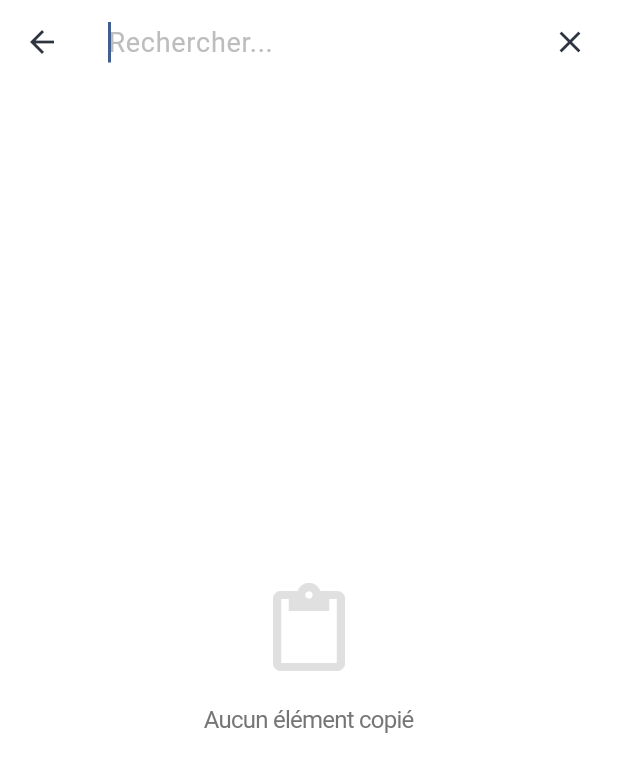
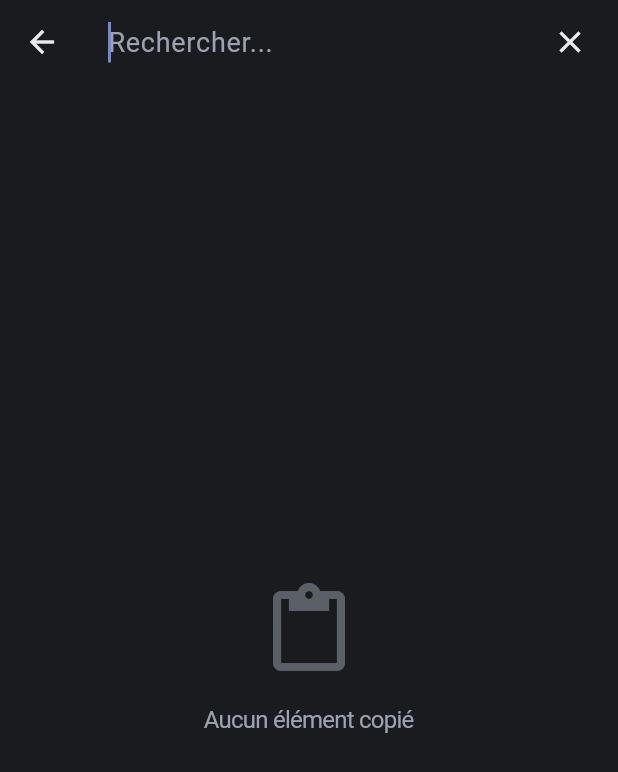
Before and after one commit to Tiavina22/zen, a Flutter app: the screen it shows after launch, after a tap on the "search" icon, on a phone screen of 412 x 824 dp. Shown: the top 772 px of the screen. Run offline on Flutter 3.47's test engine with Material 3 defaults, Android fonts, the phone set to English and light mode, and no system bars; our stand-ins replace sqflite, sqflite_common_ffi; accounts and stored records are empty.

Commit message:
[FEAT] : Implement dark theme and UI improvements.

```diff
--- a/lib/main.dart
+++ b/lib/main.dart
@@ -2,8 +2,26 @@ import 'package:flutter/material.dart';
 import 'package:flutter/services.dart';
 import 'services/database_service.dart';
 
+// Couleurs personnalisées pour le thème sombre
+const darkBackground = Color(0xFF1A1B1E);
+const darkSurface = Color(0xFF2A2B2E);
+const darkPrimary = Color(0xFF7289DA);
+const darkSecondary = Color(0xFFB8C0E0);
+const darkText = Color(0xFFE9ECEF);
+const darkTextSecondary = Color(0xFF9CA3AF);
+const darkBorder = Color(0xFF2F3136);
+const darkError = Color(0xFFEF4444);
+
 Future<void> main() async {
   WidgetsFlutterBinding.ensureInitialized();
+  SystemChrome.setSystemUIOverlayStyle(
+    const SystemUiOverlayStyle(
+      statusBarColor: Colors.transparent,
+      statusBarIconBrightness: Brightness.light,
+      systemNavigationBarColor: darkBackground,
+      systemNavigationBarIconBrightness: Brightness.light,
+    ),
+  );
   await DatabaseService.initialize();
   runApp(const MainApp());
 }
@@ -15,34 +33,32 @@ class MainApp extends StatelessWidget {
   Widget build(BuildContext context) {
     return MaterialApp(
       debugShowCheckedModeBanner: false,
-      theme: ThemeData(
+      theme: ThemeData.dark().copyWith(
         useMaterial3: true,
-        colorScheme: ColorScheme.fromSeed(
-          seedColor: const Color(0xFF2E3440),
-          brightness: Brightness.light,
+        scaffoldBackgroundColor: darkBackground,
+        colorScheme: const ColorScheme.dark(
+          primary: darkPrimary,
+          secondary: darkSecondary,
+          surface: darkSurface,
+          background: darkBackground,
+          error: darkError,
         ),
         appBarTheme: const AppBarTheme(
-          backgroundColor: Colors.white,
+          backgroundColor: darkBackground,
           elevation: 0,
           centerTitle: false,
-          systemOverlayStyle: SystemUiOverlayStyle.dark,
+          systemOverlayStyle: SystemUiOverlayStyle.light,
           titleTextStyle: TextStyle(
-            color: Color(0xFF2E3440),
+            color: darkText,
             fontSize: 24,
             fontWeight: FontWeight.w600,
             letterSpacing: -0.5,
           ),
         ),
-        cardTheme: CardTheme(
-          elevation: 0,
-          shape: RoundedRectangleBorder(
-            borderRadius: BorderRadius.circular(8),
-          ),
-          color: Colors.transparent,
-        ),
         snackBarTheme: const SnackBarThemeData(
+          backgroundColor: darkSurface,
+          contentTextStyle: TextStyle(color: darkText),
           behavior: SnackBarBehavior.floating,
-          backgroundColor: Color(0xFF2E3440),
         ),
       ),
       home: const ClipboardManagerScreen(),
@@ -57,23 +73,29 @@ class ClipboardManagerScreen extends StatefulWidget {
   State<ClipboardManagerScreen> createState() => _ClipboardManagerScreenState();
 }
 
-class _ClipboardManagerScreenState extends State<ClipboardManagerScreen> {
+class _ClipboardManagerScreenState extends State<ClipboardManagerScreen> with SingleTickerProviderStateMixin {
   final List<Map<String, dynamic>> _clipboardHistory = [];
   String? _lastCopiedText;
   String _searchQuery = '';
   final TextEditingController _searchController = TextEditingController();
   bool _isSearching = false;
+  late AnimationController _animationController;
 
   @override
   void initState() {
     super.initState();
     _loadClipboardHistory();
     _startClipboardListener();
+    _animationController = AnimationController(
+      vsync: this,
+      duration: const Duration(milliseconds: 200),
+    );
   }
 
   @override
   void dispose() {
     _searchController.dispose();
+    _animationController.dispose();
     super.dispose();
   }
 
@@ -133,7 +155,6 @@ class _ClipboardManagerScreenState extends State<ClipboardManagerScreen> {
   @override
   Widget build(BuildContext context) {
     return Scaffold(
-      backgroundColor: Colors.white,
       appBar: AppBar(
         title: _isSearching
             ? TextField(
@@ -141,12 +162,12 @@ class _ClipboardManagerScreenState extends State<ClipboardManagerScreen> {
                 autofocus: true,
                 style: const TextStyle(
                   fontSize: 18,
-                  color: Color(0xFF2E3440),
+                  color: darkText,
                 ),
-                decoration: InputDecoration(
+                decoration: const InputDecoration(
                   hintText: 'Rechercher...',
                   hintStyle: TextStyle(
-                    color: Colors.grey[400],
+                    color: darkTextSecondary,
                     fontSize: 18,
                   ),
                   border: InputBorder.none,
@@ -160,8 +181,7 @@ class _ClipboardManagerScreenState extends State<ClipboardManagerScreen> {
             : const Text('Clipboard'),
         leading: _isSearching
             ? IconButton(
-                icon: const Icon(Icons.arrow_back),
-                color: const Color(0xFF2E3440),
+                icon: const Icon(Icons.arrow_back, color: darkText),
                 onPressed: () {
                   setState(() {
                     _isSearching = false;
@@ -175,7 +195,7 @@ class _ClipboardManagerScreenState extends State<ClipboardManagerScreen> {
           IconButton(
             icon: Icon(
               _isSearching ? Icons.close : Icons.search,
-              color: const Color(0xFF2E3440),
+              color: darkText,
             ),
             onPressed: () {
               setState(() {
@@ -191,24 +211,25 @@ class _ClipboardManagerScreenState extends State<ClipboardManagerScreen> {
             IconButton(
               icon: const Icon(
                 Icons.delete_outline,
-                color: Color(0xFF2E3440),
+                color: darkText,
               ),
               onPressed: () {
                 showDialog(
                   context: context,
                   builder: (context) => AlertDialog(
+                    backgroundColor: darkSurface,
                     title: const Text(
                       'Vider l\'historique',
                       style: TextStyle(
+                        color: darkText,
                         fontSize: 20,
                         fontWeight: FontWeight.w600,
-                        color: Color(0xFF2E3440),
                       ),
                     ),
                     content: const Text(
                       'Voulez-vous vraiment supprimer tout l\'historique ?',
                       style: TextStyle(
-                        color: Color(0xFF4C566A),
+                        color: darkTextSecondary,
                       ),
                     ),
                     actions: [
@@ -217,7 +238,7 @@ class _ClipboardManagerScreenState extends State<ClipboardManagerScreen> {
                         child: const Text(
                           'Annuler',
                           style: TextStyle(
-                            color: Color(0xFF4C566A),
+                            color: darkTextSecondary,
                           ),
                         ),
                       ),
@@ -229,7 +250,7 @@ class _ClipboardManagerScreenState extends State<ClipboardManagerScreen> {
                         child: const Text(
                           'Supprimer',
                           style: TextStyle(
-                            color: Color(0xFFBF616A),
+                            color: darkError,
                           ),
                         ),
                       ),
@@ -249,14 +270,14 @@ class _ClipboardManagerScreenState extends State<ClipboardManagerScreen> {
                   Icon(
                     Icons.content_paste_outlined,
                     size: 64,
-                    color: Colors.grey[300],
+                    color: darkTextSecondary.withOpacity(0.5),
                   ),
                   const SizedBox(height: 16),
-                  Text(
+                  const Text(
                     'Aucun élément copié',
                     style: TextStyle(
                       fontSize: 16,
-                      color: Colors.grey[600],
+                      color: darkTextSecondary,
                       letterSpacing: -0.5,
                     ),
                   ),
@@ -265,8 +286,8 @@ class _ClipboardManagerScreenState extends State<ClipboardManagerScreen> {
             )
           : Theme(
               data: Theme.of(context).copyWith(
-                canvasColor: Colors.white,
-                shadowColor: Colors.transparent,
+                canvasColor: darkBackground,
+                shadowColor: Colors.black.withOpacity(0.3),
               ),
               child: ReorderableListView.builder(
                 buildDefaultDragHandles: false,
@@ -279,7 +300,7 @@ class _ClipboardManagerScreenState extends State<ClipboardManagerScreen> {
                       final double elevation = animation.value * 8;
                       return Material(
                         elevation: elevation,
-                        color: Colors.white,
+                        color: darkSurface,
                         borderRadius: BorderRadius.circular(8),
                         child: child,
                       );
@@ -295,11 +316,11 @@ class _ClipboardManagerScreenState extends State<ClipboardManagerScreen> {
                     index: index,
                     child: Container(
                       margin: const EdgeInsets.only(bottom: 1),
-                      decoration: BoxDecoration(
-                        color: Colors.white,
+                      decoration: const BoxDecoration(
+                        color: darkSurface,
                         border: Border(
                           bottom: BorderSide(
-                            color: Colors.grey[100]!,
+                            color: darkBorder,
                             width: 1,
                           ),
                         ),
@@ -333,7 +354,7 @@ class _ClipboardManagerScreenState extends State<ClipboardManagerScreen> {
                                         style: const TextStyle(
                                           fontSize: 15,
                                           height: 1.5,
-                                          color: Color(0xFF2E3440),
+                                          color: darkText,
                                         ),
                                         maxLines: 3,
                                         overflow: TextOverflow.ellipsis,
@@ -341,9 +362,9 @@ class _ClipboardManagerScreenState extends State<ClipboardManagerScreen> {
                                       const SizedBox(height: 4),
                                       Text(
                                         _formatTimestamp(item['timestamp']),
-                                        style: TextStyle(
+                                        style: const TextStyle(
                                           fontSize: 12,
-                                          color: Colors.grey[500],
+                                          color: darkTextSecondary,
                                           letterSpacing: -0.3,
                                         ),
                                       ),
@@ -354,7 +375,7 @@ class _ClipboardManagerScreenState extends State<ClipboardManagerScreen> {
                                   icon: const Icon(
                                     Icons.delete_outline,
                                     size: 20,
-                                    color: Color(0xFF4C566A),
+                                    color: darkTextSecondary,
                                   ),
                                   onPressed: () => _deleteItem(item['id']),
                                 ),
```
